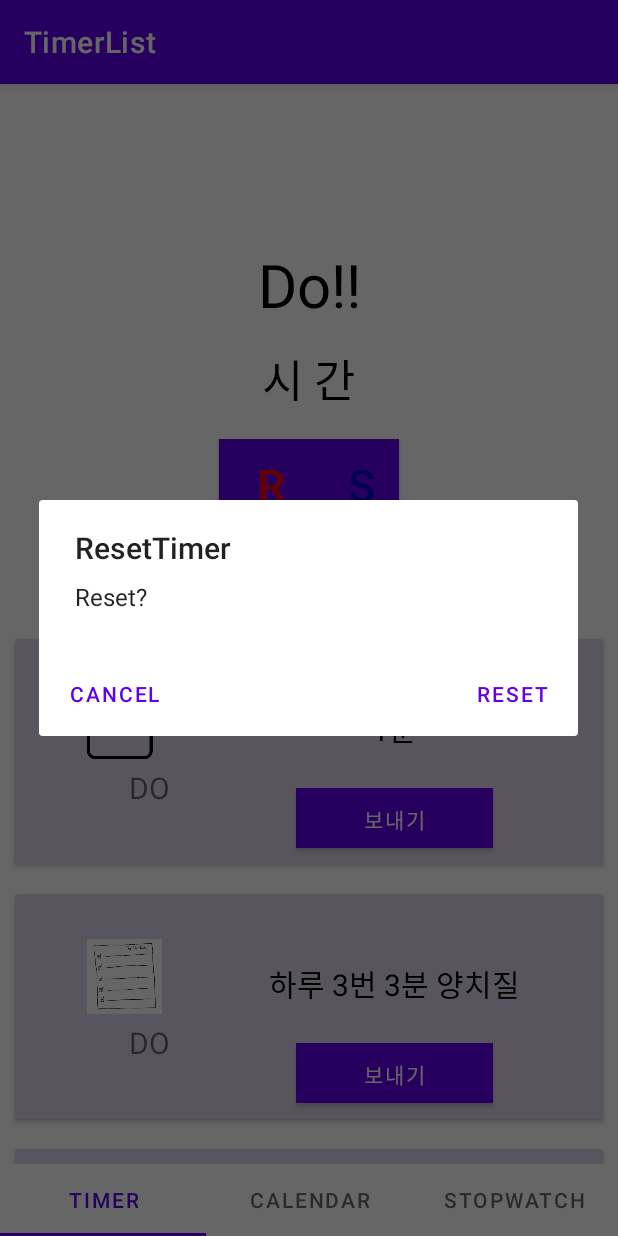
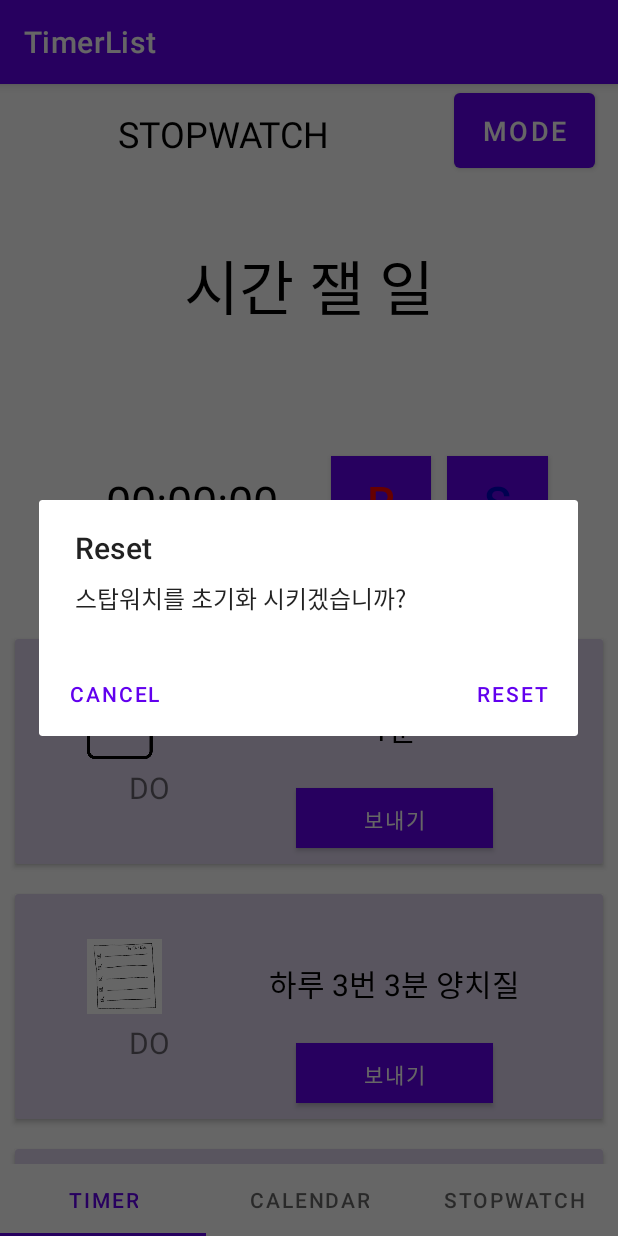
Before and after one commit to yeongi/TimerDoList, an Android app: the screen it shows after launch (MainActivity), after a tap on an icon or button, on a phone screen of 412 x 824 dp. Run offline under Robolectric (Android 15) with nearby library versions, the phone set to English and light mode, and no system bars; libraries missing offline, so code that uses them is left out: devs.mulham.horizontalcalendar; 2 statements that could not run were skipped; 1 other tap on this screen came first.

Commit message:
mode change ,  fragment context

```diff
--- a/TimerList/app/src/main/java/com/example/timerlist/FragMain.java
+++ b/TimerList/app/src/main/java/com/example/timerlist/FragMain.java
@@ -18,9 +18,14 @@ import android.view.View;
 import android.view.ViewGroup;
 import android.widget.Button;
 import android.widget.TextView;
+import android.widget.Toast;
 
 import java.util.Timer;
 import java.util.TimerTask;
+enum Mode {
+    TIMER_MODE ,STOP_WATCH
+};
+
 
 public class FragMain extends Fragment{
     private ViewGroup rootview;
@@ -38,9 +43,14 @@ public class FragMain extends Fragment{
     TextView nowDoText;
 
     //타이머 변수들
+    //모드 설정 기본값은 타이머
+
+    Mode CurrentMode = Mode.TIMER_MODE;
     TextView timerText;
+    TextView modeText;
     Button stopStartButton;
     Button resetButton;
+    Button modeButton;
     Timer timer;
     TimerTask timerTask;
     Double time = 0.0;
@@ -51,7 +61,7 @@ public class FragMain extends Fragment{
     @Override
     public View onCreateView(@NonNull LayoutInflater inflater, @Nullable ViewGroup container, @Nullable Bundle savedInstanceState) {
         rootview = (ViewGroup) inflater.inflate(R.layout.frag_main,container,false);
-        ct = container.getContext();
+        ct = rootview.getContext();
 
         //타이머 ID 설정
         timer = new Timer();
@@ -60,6 +70,10 @@ public class FragMain extends Fragment{
         stopStartButton.setOnClickListener(this::startStopTapped);
         resetButton =  rootview.findViewById(R.id.resetBtn);
         resetButton.setOnClickListener(this::resetTapped);
+        modeButton = rootview.findViewById(R.id.modeChangeButton);
+        modeButton.setOnClickListener(this::modeChange);
+        modeText = rootview.findViewById(R.id.modeText);
+
 
         //리사이클러 ID 설정
         recyclerView =  rootview.findViewById(R.id.recycler_view);
@@ -78,17 +92,30 @@ public class FragMain extends Fragment{
 
 
         //어댑터 할당, 어댑터는 기본 어댑터를 확장한 커스텀 어댑터를 사용할 것
-        adapter = new MyRecyclerViewAdapter(textSet,imgSet,timeSet,this);
+        adapter = new MyRecyclerViewAdapter(textSet,imgSet,timeSet,FragMain.this,ct);
         recyclerView.setAdapter(adapter);
 
         return  rootview;
     }
 
     //타이머 설정
+    public void modeChange(View view){
+
+        //실행 중엔 변경 불가
+        if(timerStarted){
+            Toast.makeText(ct, "타이머가 실행 중 입니다.", Toast.LENGTH_SHORT).show();
+            return;
+        }
+
+        change();
+
+    }
+
     public void resetTapped(View view){
+        if(CurrentMode == Mode.TIMER_MODE) {
             AlertDialog.Builder resetAlert = new AlertDialog.Builder(ct);
             resetAlert.setTitle("ResetTimer");
-        resetAlert.setMessage("Reset?");
+            resetAlert.setMessage("타이머를 초기화 시키겠습니까?");
             resetAlert.setPositiveButton("RESET", new DialogInterface.OnClickListener() {
                 @Override
                 public void onClick(DialogInterface dialog, int which) {
@@ -109,11 +136,45 @@ public class FragMain extends Fragment{
             });
 
             resetAlert.show();
+
+        }
+        if(CurrentMode == Mode.STOP_WATCH){
+            AlertDialog.Builder resetAlert = new AlertDialog.Builder(ct);
+            resetAlert.setTitle("Reset");
+            resetAlert.setMessage("스탑워치를 초기화 시키겠습니까?");
+            resetAlert.setPositiveButton("RESET", new DialogInterface.OnClickListener() {
+                @Override
+                public void onClick(DialogInterface dialog, int which) {
+                    if(timerTask != null){
+                        timerTask.cancel();
+                        setButtonUI("S",R.color.green);
+                        time = 0.0;
+                        timerStarted = false;
+                        timerText.setText(getTimerText(0.0));
+                    }
+                }
+            });
+            resetAlert.setNeutralButton("Cancel", new DialogInterface.OnClickListener() {
+                @Override
+                public void onClick(DialogInterface dialog, int which) {
+                    //do nothing
+                }
+            });
+
+            resetAlert.show();
+
+        }
+
     }
 
     public void startStopTapped(View view){
 
         if(timerStarted == false){
+            if(CurrentMode == Mode.TIMER_MODE && time == 0.0){
+                Toast.makeText(ct, "할 일을 고르세요.", Toast.LENGTH_SHORT).show();
+                return;
+            }
+
             timerStarted = true;
             setButtonUI("S", R.color.red);
 
@@ -129,6 +190,7 @@ public class FragMain extends Fragment{
 
 
     private void startTimer() {
+        if(CurrentMode == Mode.TIMER_MODE){
             timerTask = new TimerTask() {
                 @Override
                 public void run() {
@@ -138,25 +200,19 @@ public class FragMain extends Fragment{
                     timerText.setText(getTimerText(time));
                 }
             };
+            timer.scheduleAtFixedRate(timerTask,0,1000);
+        }
 
-        /*
+        if(CurrentMode == Mode.STOP_WATCH){
             timerTask = new TimerTask() {
                 @Override
                 public void run() {
-                runOnUiThread(new Runnable() {
-                    @Override
-                    public void run() {
-                        if(time>0)
-                            time--;
-
+                    time++;
                     timerText.setText(getTimerText(time));
                 }
-                });
+            };
+            timer.scheduleAtFixedRate(timerTask,0,1000);
         }
-        };
-
-         */
-        timer.scheduleAtFixedRate(timerTask,0,1000);
 
 
     }
@@ -183,4 +239,28 @@ public class FragMain extends Fragment{
         stopStartButton.setTextColor(ContextCompat.getColor(ct, color));
     }
 
+    private void change(){
+        if (CurrentMode == Mode.TIMER_MODE) {
+
+            CurrentMode = Mode.STOP_WATCH;
+            modeText.setText("STOPWATCH");
+            nowDoText.setText("시간 잴 일");
+            timerText.setText(getTimerText(0.0));
+            time = 0.0;
+
+            return;
         }
+
+        if (CurrentMode == Mode.STOP_WATCH) {
+
+            CurrentMode = Mode.TIMER_MODE;
+            modeText.setText("TIMER");
+            nowDoText.setText("DO");
+            timerText.setText("시간");
+            time = 0.0;
+
+            return;
+        }
+    }
+
+}
--- a/TimerList/app/src/main/java/com/example/timerlist/MyRecyclerViewAdapter.java
+++ b/TimerList/app/src/main/java/com/example/timerlist/MyRecyclerViewAdapter.java
@@ -1,5 +1,6 @@
 package com.example.timerlist;
 
+import android.content.Context;
 import android.view.LayoutInflater;
 import android.view.View;
 import android.view.ViewGroup;
@@ -18,16 +19,19 @@ public class MyRecyclerViewAdapter extends RecyclerView.Adapter<MyRecyclerViewAd
     private int[] imgSet;
     private double[] timeSet;
     private FragMain fragMain;
+    private Context context;
 
-    public MyRecyclerViewAdapter(String[] textSet, int[] imgSet, double[] timeSet,FragMain fragMain) {
+
+    public MyRecyclerViewAdapter(String[] textSet, int[] imgSet, double[] timeSet,FragMain fragMain, Context context) {
         this.textSet = textSet;
         this.imgSet = imgSet;
         this.timeSet = timeSet;
         this.fragMain = fragMain;
+        this.context = context;
     }
 
     public static class MyViewHolder extends RecyclerView.ViewHolder{
-        private final FragMain fragMain;
+
         //리사이클러 뷰에 들어갈 뷰 홀더 그리고 그 뷰 홀더에 들어갈 아이템들을 지정
         public ImageView imageView;
         public TextView textView;
@@ -35,9 +39,11 @@ public class MyRecyclerViewAdapter extends RecyclerView.Adapter<MyRecyclerViewAd
         public Button sendButton;
         private double[] timeSet;
         private String[] textSet;
+        private FragMain fragMain;
+        private Context context;
 
 
-        public MyViewHolder(@NonNull View view, double[] timeSet, String[] textSet, FragMain fragMain) {
+        public MyViewHolder(@NonNull View view, double[] timeSet, String[] textSet,FragMain fragMain,Context context) {
             super(view);
             this.imageView = view.findViewById(R.id.iv_pic);
             this.textView = view.findViewById(R.id.tv_text);
@@ -46,6 +52,7 @@ public class MyRecyclerViewAdapter extends RecyclerView.Adapter<MyRecyclerViewAd
             this.timeSet = timeSet;
             this.textSet = textSet;
             this.fragMain = fragMain;
+            this.context = context;
         }
 
         private Double getTime(int position) {
@@ -64,7 +71,7 @@ public class MyRecyclerViewAdapter extends RecyclerView.Adapter<MyRecyclerViewAd
     @Override
     public MyViewHolder onCreateViewHolder(@NonNull ViewGroup parent, int viewType) {
         View holderView = LayoutInflater.from(parent.getContext()).inflate(R.layout.holder_view,parent,false);
-        MyViewHolder myViewHolder = new MyViewHolder(holderView,timeSet,textSet,fragMain);
+        MyViewHolder myViewHolder = new MyViewHolder(holderView,timeSet,textSet,fragMain,context);
         return myViewHolder;
     }
 
@@ -80,7 +87,7 @@ public class MyRecyclerViewAdapter extends RecyclerView.Adapter<MyRecyclerViewAd
             public void onClick(View v) {
                 String temp = (myViewHolder.doText.getText()).toString();
                 if(myViewHolder.fragMain.timerStarted){
-                    Toast.makeText(fragMain.ct, "타이머가 실행 중 입니다.", Toast.LENGTH_SHORT).show();
+                    Toast.makeText(myViewHolder.fragMain.getContext(), "타이머가 실행 중 입니다.", Toast.LENGTH_SHORT).show();
                     return;
                 }
                 myViewHolder.fragMain.nowDoText.setText(myViewHolder.getDoText(position));
--- a/TimerList/app/src/main/java/com/example/timerlist/ViewPagerAdapter.java
+++ b/TimerList/app/src/main/java/com/example/timerlist/ViewPagerAdapter.java
@@ -5,7 +5,6 @@ import androidx.annotation.Nullable;
 import androidx.fragment.app.Fragment;
 import androidx.fragment.app.FragmentManager;
 import androidx.fragment.app.FragmentPagerAdapter;
-import androidx.viewpager2.adapter.FragmentStateAdapter;
 
 public class ViewPagerAdapter extends FragmentPagerAdapter {
     public ViewPagerAdapter(@NonNull FragmentManager fm) {
@@ -23,7 +22,7 @@ public class ViewPagerAdapter extends FragmentPagerAdapter {
             case 1:
                 return FragCal.newInstance();
             case 2:
-                return FragStop.newInstance();
+                return FragCategory.newInstance();
             default:
                 return null;
         }
--- a/TimerList/app/src/main/res/layout/frag_main.xml
+++ b/TimerList/app/src/main/res/layout/frag_main.xml
@@ -4,6 +4,7 @@
     xmlns:tools="http://schemas.android.com/tools"
     android:layout_width="match_parent"
     android:layout_height="match_parent"
+    android:gravity="center"
     android:orientation="vertical"
     tools:context=".FragMain">
 
@@ -18,68 +19,101 @@
             android:layout_height="70dp"
             android:layout_weight="2"
             android:background="#FFFFFF"
-            android:gravity="bottom|center"
             android:orientation="vertical">
 
+            <LinearLayout
+                android:layout_width="match_parent"
+                android:layout_height="wrap_content"
+                android:layout_marginRight="10sp"
+                android:layout_weight="2"
+                android:orientation="horizontal">
+
                 <TextView
-                android:id="@+id/textView4"
-                android:layout_width="match_parent"
-                android:layout_height="60dp"
-            />
+                    android:id="@+id/modeText"
+                    android:layout_width="315dp"
+                    android:layout_height="55dp"
+                    android:layout_margin="5sp"
+                    android:layout_weight="1"
+                    android:gravity="center"
+                    android:text="TIMER"
+                    android:textAlignment="center"
+                    android:textColor="#000000"
+                    android:textSize="24sp" />
+
+                <Button
+                    android:id="@+id/modeChangeButton"
+                    android:layout_width="94dp"
+                    android:layout_height="62dp"
+                    android:layout_gravity="right|left"
+                    android:layout_margin="5sp"
+                    android:layout_marginRight="10sp"
+                    android:gravity="center"
+                    android:text="Mode"
+                    android:textAlignment="center"
+                    android:textColor="#FFFFFF"
+                    android:textSize="18sp" />
+            </LinearLayout>
 
             <TextView
                 android:id="@+id/nowDoText"
                 android:layout_width="match_parent"
-                android:layout_height="wrap_content"
+                android:layout_height="60dp"
+                android:layout_weight="2"
                 android:height="50sp"
-                android:text="Do!!"
+                android:text="Do"
                 android:textAlignment="center"
                 android:textColor="#000000"
                 android:textSize="40sp" />
 
+            <LinearLayout
+                android:layout_width="350dp"
+                android:layout_height="130dp"
+                android:layout_gravity="center"
+                android:layout_marginRight="10sp"
+                android:layout_weight="2"
+                android:minHeight="130dp"
+                android:orientation="horizontal">
+
                 <TextView
                     android:id="@+id/timerTextView"
-                android:layout_width="270dp"
+                    android:layout_width="100sp"
                     android:layout_height="80dp"
+                    android:layout_gravity="center"
+                    android:layout_marginLeft="20sp"
+                    android:layout_weight="7"
                     android:background="#FFFFFF"
                     android:gravity="center"
                     android:text="시 간"
                     android:textColor="@color/black"
                     android:textSize="30sp" />
 
-        </LinearLayout>
-
-        <LinearLayout
-            android:layout_width="match_parent"
-            android:layout_height="40sp"
-            android:layout_weight="1"
-            android:background="#FFFFFF"
-            android:gravity="center"
-            android:orientation="horizontal">
-
                 <Button
                     android:id="@+id/resetBtn"
-                android:layout_width="60dip"
+                    android:layout_width="45sp"
                     android:layout_height="wrap_content"
-                android:layout_gravity="left"
+                    android:layout_gravity="center"
+                    android:layout_margin="5sp"
+                    android:layout_weight="2"
                     android:background="#a3a3a3"
-                android:gravity="right"
+                    android:gravity="center"
                     android:text="R"
                     android:textColor="@color/red"
-                android:textSize="30sp"
-                app:iconGravity="end" />
+                    android:textSize="30sp" />
 
                 <Button
                     android:id="@+id/stopBtn"
-                android:layout_width="60dip"
+                    android:layout_width="45sp"
                     android:layout_height="wrap_content"
-                android:layout_gravity="right"
+                    android:layout_gravity="center|left"
+                    android:layout_margin="5sp"
+                    android:layout_weight="2"
                     android:background="#A3A3A3"
-                android:gravity="end"
+                    android:gravity="center"
                     android:text="S"
                     android:textColor="@color/blue"
-                android:textSize="30sp"
-                app:iconGravity="end" />
+                    android:textSize="30sp" />
+            </LinearLayout>
+
         </LinearLayout>
 
     </LinearLayout>
--- a/TimerList/app/src/main/res/layout/fragment_frag_stop.xml
+++ b/TimerList/app/src/main/res/layout/fragment_frag_category.xml
@@ -3,7 +3,7 @@
     xmlns:tools="http://schemas.android.com/tools"
     android:layout_width="match_parent"
     android:layout_height="match_parent"
-    tools:context=".FragStop">
+    tools:context=".FragCategory">
 
     <!-- TODO: Update blank fragment layout -->
     <TextView
```
Also changed, not shown: TimerList/app/src/main/java/com/example/timerlist/FragCategory.java (renamed from TimerList/app/src/main/java/com/example/timerlist/FragStop.java, +5 -5 lines). Lines whose indentation alone changed are shown as unchanged.
